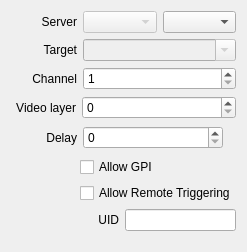
CasparCG/client, file src/Widgets/Inspector/InspectorOutputWidget.ui: the form before one commit.
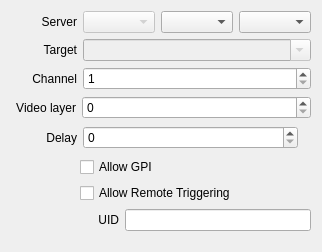
The form after the commit. Custom widgets are drawn as their Qt base class.

Commit message: Added support for Blackmagic ATEM mixers.

```diff
--- a/src/Widgets/Inspector/InspectorOutputWidget.ui
+++ b/src/Widgets/Inspector/InspectorOutputWidget.ui
@@ -68,6 +68,16 @@
        </property>
       </widget>
      </item>
+     <item>
+      <widget class="QComboBox" name="comboBoxAtemDevice">
+       <property name="sizePolicy">
+        <sizepolicy hsizetype="Expanding" vsizetype="Fixed">
+         <horstretch>0</horstretch>
+         <verstretch>0</verstretch>
+        </sizepolicy>
+       </property>
+      </widget>
+     </item>
     </layout>
    </item>
    <item>
```
Left out of the diff: 19 changed lines with no effect on the pictures. The commit also changes 156 other files.
